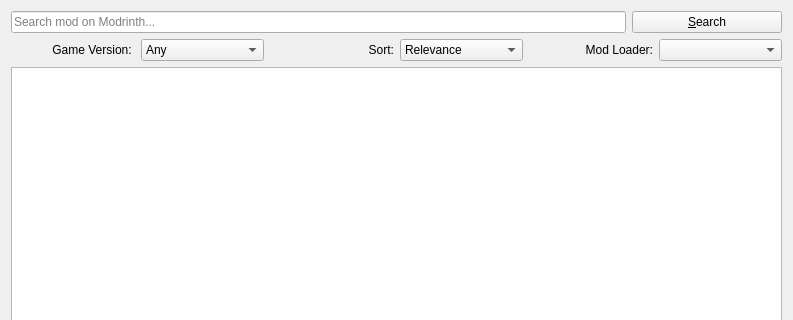
The window that src/ui/modrinthmodbrowser.ui (kaniol-lck/modmanager) describes before a commit, drawn with Qt 5; both pictures show x 0 to 793 and y 0 to 320 of the 793 by 626 pixel window.
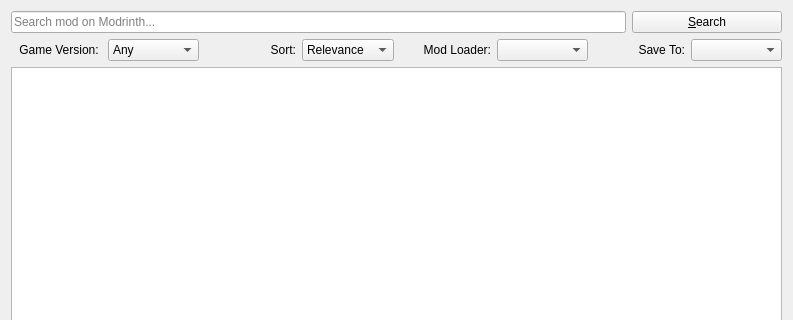
The same window after the commit.

```diff
--- a/src/ui/modrinthmodbrowser.ui
+++ b/src/ui/modrinthmodbrowser.ui
@@ -127,6 +127,19 @@
      <item>
       <widget class="QComboBox" name="loaderSelect"/>
      </item>
+     <item>
+      <widget class="QLabel" name="label_4">
+       <property name="text">
+        <string>Save To:</string>
+       </property>
+       <property name="alignment">
+        <set>Qt::AlignRight|Qt::AlignTrailing|Qt::AlignVCenter</set>
+       </property>
+      </widget>
+     </item>
+     <item>
+      <widget class="QComboBox" name="downloadPathSelect"/>
+     </item>
     </layout>
    </item>
    <item row="2" column="0">
```
